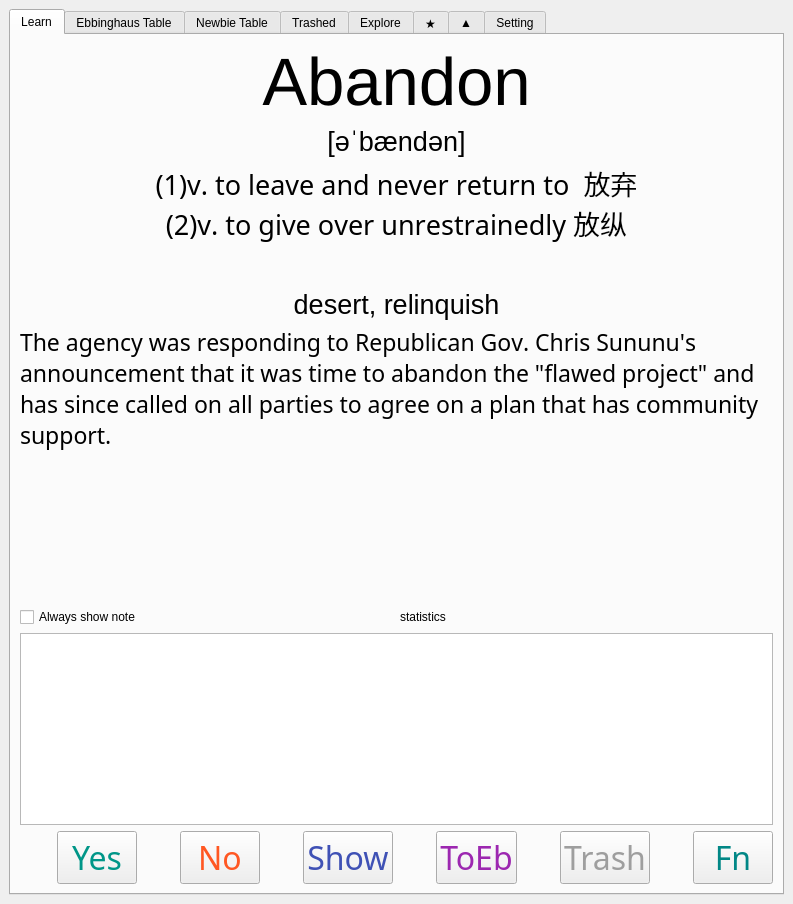
The window that ui/FightMemPC.ui (zhaomh1998/FightMem) describes before a commit, drawn with Qt 5.
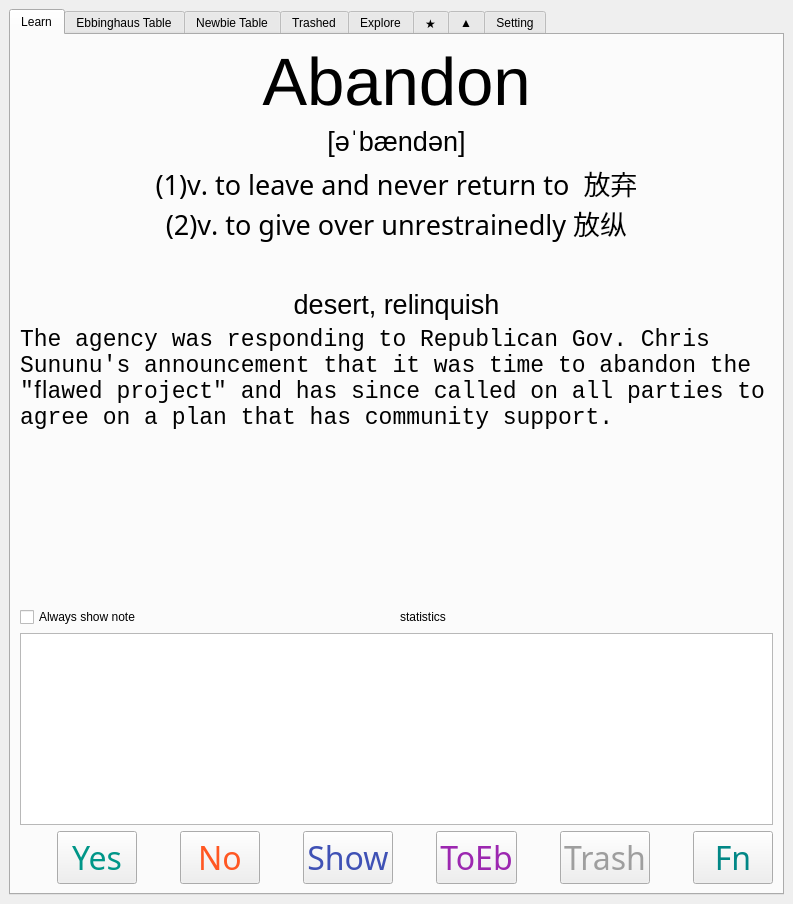
The same window after the commit. Icons and pictures are not drawn.

Commit message: minor ui visual adjustment

What changed in the file:
```diff
--- a/ui/FightMemPC.ui
+++ b/ui/FightMemPC.ui
@@ -117,9 +117,8 @@
              <widget class="QLabel" name="t_ex">
               <property name="font">
                <font>
-                <family>Hiragino Sans</family>
+                <family>Courier New</family>
                 <pointsize>17</pointsize>
-                <kerning>false</kerning>
                </font>
               </property>
               <property name="text">
```
The commit also changes 1 other file.
